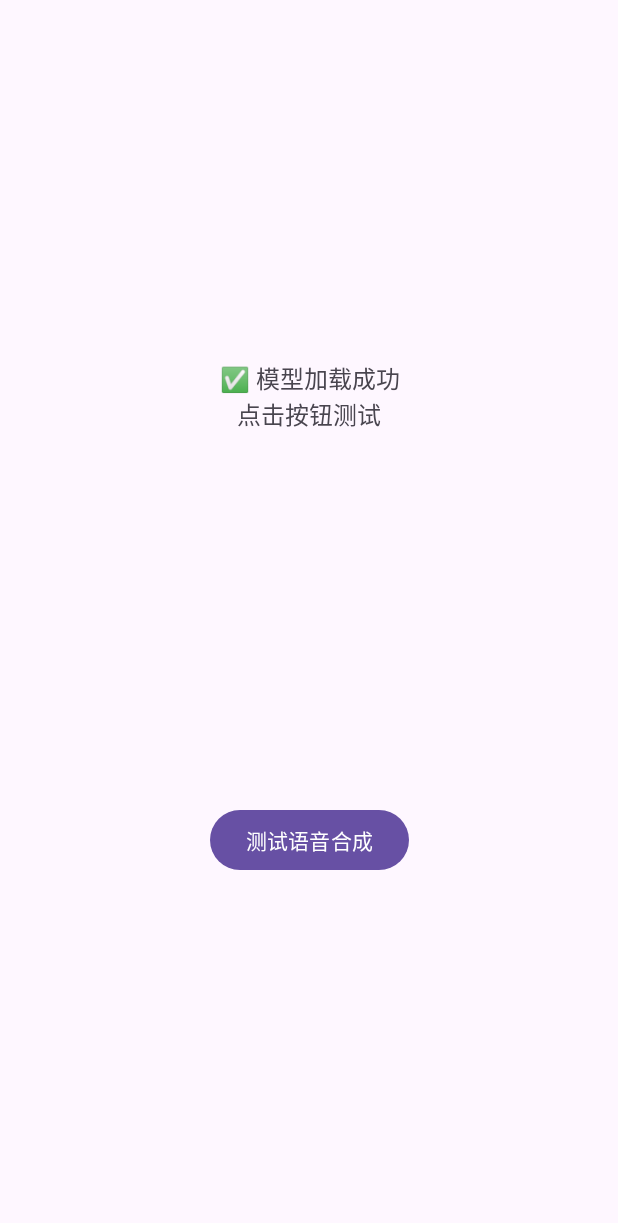
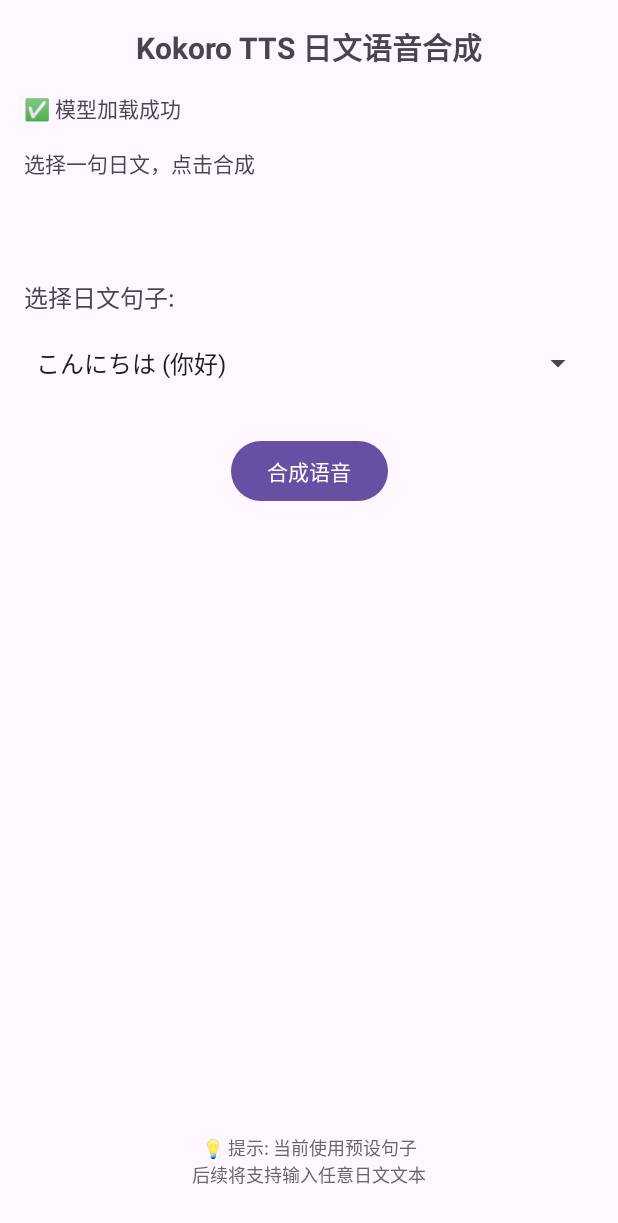
Before and after one commit to lemonhall/kokoro-ja-demo, an Android app: the screen it shows after launch (MainActivity), on a phone screen of 412 x 824 dp. Shown: the top 1223 px of the screen. Run offline under Robolectric (Android 15) with nearby library versions, the phone set to English and light mode, and no system bars; libraries missing offline, so code that uses them is left out: ai.onnxruntime; 1 statement that could not run was skipped.

```diff
--- /dev/null
+++ b/app/src/main/java/com/lsl/kokoro_ja_android/JapanesePresets.kt
@@ -0,0 +1,83 @@
+package com.lsl.kokoro_ja_android
+
+/**
+ * 预设的日文句子和对应的音素
+ *
+ * 临时方案：预先转换好常用句子
+ * TODO: 后续集成 MeCab 实现完整的 G2P 转换
+ */
+object JapanesePresets {
+
+    data class JapaneseSentence(
+        val text: String,          // 日文文本
+        val phonemes: String,      // 音素
+        val translation: String    // 中文翻译（用于显示）
+    )
+
+    val sentences = listOf(
+        JapaneseSentence(
+            text = "こんにちは",
+            phonemes = "koɲɲiʨiβa",
+            translation = "你好"
+        ),
+        JapaneseSentence(
+            text = "ありがとう",
+            phonemes = "aɾiɡatoː",
+            translation = "谢谢"
+        ),
+        JapaneseSentence(
+            text = "さようなら",
+            phonemes = "sajoːnaɾa",
+            translation = "再见"
+        ),
+        JapaneseSentence(
+            text = "おはよう",
+            phonemes = "ohajoː",
+            translation = "早上好"
+        ),
+        JapaneseSentence(
+            text = "こんばんは",
+            phonemes = "koɲbaɴβa",
+            translation = "晚上好"
+        ),
+        JapaneseSentence(
+            text = "すみません",
+            phonemes = "sɨmimaseɴ",
+            translation = "对不起"
+        ),
+        JapaneseSentence(
+            text = "はい",
+            phonemes = "hai",
+            translation = "是"
+        ),
+        JapaneseSentence(
+            text = "いいえ",
+            phonemes = "iːe",
+            translation = "不"
+        ),
+        JapaneseSentence(
+            text = "おいしい",
+            phonemes = "oiɕiː",
+            translation = "好吃"
+        ),
+        JapaneseSentence(
+            text = "きれい",
+            phonemes = "kiɾeː",
+            translation = "漂亮"
+        )
+    )
+
+    /**
+     * 根据日文文本查找音素
+     */
+    fun getPhonemes(text: String): String? {
+        return sentences.find { it.text == text }?.phonemes
+    }
+
+    /**
+     * 获取所有日文文本列表
+     */
+    fun getTextList(): List<String> {
+        return sentences.map { "${it.text} (${it.translation})" }
+    }
+}
--- a/app/src/main/java/com/lsl/kokoro_ja_android/MainActivity.kt
+++ b/app/src/main/java/com/lsl/kokoro_ja_android/MainActivity.kt
@@ -4,7 +4,9 @@ import android.media.AudioAttributes
 import android.media.AudioFormat
 import android.media.AudioTrack
 import android.os.Bundle
+import android.widget.ArrayAdapter
 import android.widget.Button
+import android.widget.Spinner
 import android.widget.TextView
 import androidx.appcompat.app.AppCompatActivity
 import androidx.lifecycle.lifecycleScope
@@ -16,42 +18,58 @@ class MainActivity : AppCompatActivity() {
 
     private val engine = KokoroEngine(this)
     private var audioTrack: AudioTrack? = null
+    private var currentSentenceIndex = 0
 
     override fun onCreate(savedInstanceState: Bundle?) {
         super.onCreate(savedInstanceState)
         setContentView(R.layout.activity_main)
 
         val statusText = findViewById<TextView>(R.id.statusText)
-        val testButton = findViewById<Button>(R.id.testButton)
+        val sentenceSpinner = findViewById<Spinner>(R.id.sentenceSpinner)
+        val synthesizeButton = findViewById<Button>(R.id.synthesizeButton)
+
+        // 设置日文句子选择器
+        val adapter = ArrayAdapter(
+            this,
+            android.R.layout.simple_spinner_item,
+            JapanesePresets.getTextList()
+        )
+        adapter.setDropDownViewResource(android.R.layout.simple_spinner_dropdown_item)
+        sentenceSpinner.adapter = adapter
 
         // 初始化模型
         lifecycleScope.launch {
             try {
-                statusText.text = "正在加载模型..."
+                statusText.text = "正在加载模型...\n这可能需要几秒钟"
                 engine.initialize("kokoro_latest_int8.onnx")
-                statusText.text = "✅ 模型加载成功\n点击按钮测试"
-                testButton.isEnabled = true
+                statusText.text = "✅ 模型加载成功\n\n选择一句日文，点击合成"
+                synthesizeButton.isEnabled = true
             } catch (e: Exception) {
                 statusText.text = "❌ 模型加载失败:\n${e.message}"
+                e.printStackTrace()
             }
         }
 
-        // 测试按钮
-        testButton.setOnClickListener {
+        // 合成按钮
+        synthesizeButton.setOnClickListener {
+            currentSentenceIndex = sentenceSpinner.selectedItemPosition
             lifecycleScope.launch {
-                testSynthesis(statusText)
+                synthesizeSentence(currentSentenceIndex, statusText)
             }
         }
     }
 
-    private suspend fun testSynthesis(statusText: TextView) {
+    private suspend fun synthesizeSentence(index: Int, statusText: TextView) {
         try {
-            statusText.text = "正在生成语音..."
+            val sentence = JapanesePresets.sentences[index]
 
-            // 示例: "こんにちは" 的音素和 input_ids
-            // phonemes: "koɲɲiʨiβa"
-            // input_ids: [0, 53, 57, 114, 114, 51, 21, 51, 75, 43, 0]
-            val inputIds = longArrayOf(0, 53, 57, 114, 114, 51, 21, 51, 75, 43, 0)
+            statusText.text = "正在合成...\n" +
+                    "日文: ${sentence.text}\n" +
+                    "意思: ${sentence.translation}\n" +
+                    "音素: ${sentence.phonemes}"
+
+            // 转换音素为 input_ids
+            val inputIds = KokoroVocabFull.phonemesToIds(sentence.phonemes)
 
             // 加载真实的语音嵌入
             val voiceEmbedding = VoiceEmbeddingLoader.load(this, "jf_nezumi")
@@ -59,16 +77,23 @@ class MainActivity : AppCompatActivity() {
             // 推理
             val waveform = engine.synthesize(inputIds, voiceEmbedding)
 
-            statusText.text = "✅ 生成成功!\n" +
-                    "波形长度: ${waveform.size}\n" +
+            statusText.text = "✅ 合成成功!\n" +
+                    "日文: ${sentence.text}\n" +
+                    "意思: ${sentence.translation}\n" +
                     "时长: ${String.format("%.2f", waveform.size / 24000.0)}秒\n" +
                     "正在播放..."
 
             // 播放音频
             playAudio(waveform)
 
+            // 播放完成
+            statusText.text = "✅ 播放完成!\n" +
+                    "日文: ${sentence.text}\n" +
+                    "意思: ${sentence.translation}\n" +
+                    "可以选择其他句子继续测试"
+
         } catch (e: Exception) {
-            statusText.text = "❌ 生成失败:\n${e.message}"
+            statusText.text = "❌ 合成失败:\n${e.message}"
             e.printStackTrace()
         }
     }
--- a/app/src/main/res/layout/activity_main.xml
+++ b/app/src/main/res/layout/activity_main.xml
@@ -9,27 +9,74 @@
     tools:context=".MainActivity">
 
     <TextView
+        android:id="@+id/titleText"
+        android:layout_width="0dp"
+        android:layout_height="wrap_content"
+        android:text="Kokoro TTS 日文语音合成"
+        android:textSize="20sp"
+        android:textStyle="bold"
+        android:gravity="center"
+        app:layout_constraintTop_toTopOf="parent"
+        app:layout_constraintStart_toStartOf="parent"
+        app:layout_constraintEnd_toEndOf="parent"
+        android:layout_marginBottom="16dp"/>
+
+    <TextView
         android:id="@+id/statusText"
         android:layout_width="0dp"
         android:layout_height="wrap_content"
         android:text="初始化中..."
-        android:textSize="16sp"
-        android:gravity="center"
-        app:layout_constraintTop_toTopOf="parent"
+        android:textSize="14sp"
+        android:gravity="start"
+        android:minHeight="100dp"
+        app:layout_constraintTop_toBottomOf="@id/titleText"
         app:layout_constraintStart_toStartOf="parent"
         app:layout_constraintEnd_toEndOf="parent"
-        app:layout_constraintBottom_toTopOf="@id/testButton"
-        android:layout_marginBottom="24dp"/>
+        android:layout_marginTop="16dp"
+        android:layout_marginBottom="16dp"/>
+
+    <TextView
+        android:id="@+id/selectLabel"
+        android:layout_width="wrap_content"
+        android:layout_height="wrap_content"
+        android:text="选择日文句子:"
+        android:textSize="16sp"
+        app:layout_constraintTop_toBottomOf="@id/statusText"
+        app:layout_constraintStart_toStartOf="parent"
+        android:layout_marginTop="24dp"/>
+
+    <Spinner
+        android:id="@+id/sentenceSpinner"
+        android:layout_width="0dp"
+        android:layout_height="wrap_content"
+        android:minHeight="48dp"
+        app:layout_constraintTop_toBottomOf="@id/selectLabel"
+        app:layout_constraintStart_toStartOf="parent"
+        app:layout_constraintEnd_toEndOf="parent"
+        android:layout_marginTop="8dp"/>
 
     <Button
-        android:id="@+id/testButton"
+        android:id="@+id/synthesizeButton"
         android:layout_width="wrap_content"
         android:layout_height="wrap_content"
-        android:text="测试语音合成"
+        android:text="合成语音"
         android:enabled="false"
-        app:layout_constraintTop_toBottomOf="@id/statusText"
+        app:layout_constraintTop_toBottomOf="@id/sentenceSpinner"
+        app:layout_constraintStart_toStartOf="parent"
+        app:layout_constraintEnd_toEndOf="parent"
+        android:layout_marginTop="24dp"/>
+
+    <TextView
+        android:id="@+id/hintText"
+        android:layout_width="0dp"
+        android:layout_height="wrap_content"
+        android:text="💡 提示: 当前使用预设句子\n后续将支持输入任意日文文本"
+        android:textSize="12sp"
+        android:textColor="#666666"
+        android:gravity="center"
         app:layout_constraintBottom_toBottomOf="parent"
         app:layout_constraintStart_toStartOf="parent"
-        app:layout_constraintEnd_toEndOf="parent"/>
+        app:layout_constraintEnd_toEndOf="parent"
+        android:layout_marginBottom="16dp"/>
 
 </androidx.constraintlayout.widget.ConstraintLayout>
```
Also changed, not shown: 1 other file.
